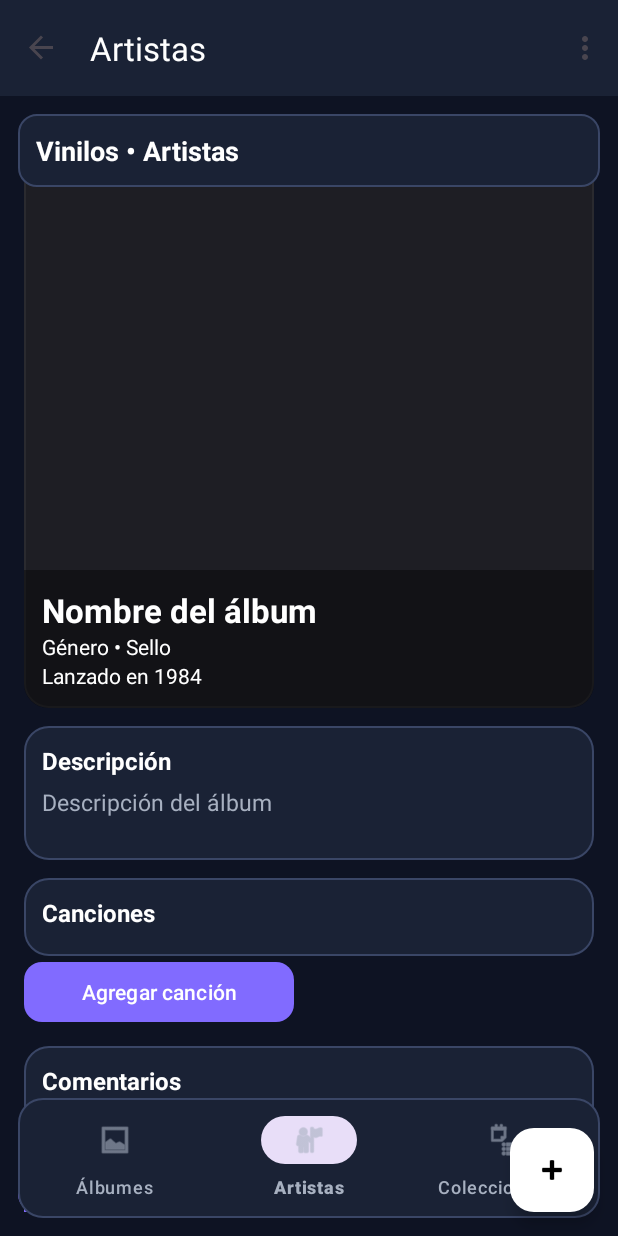
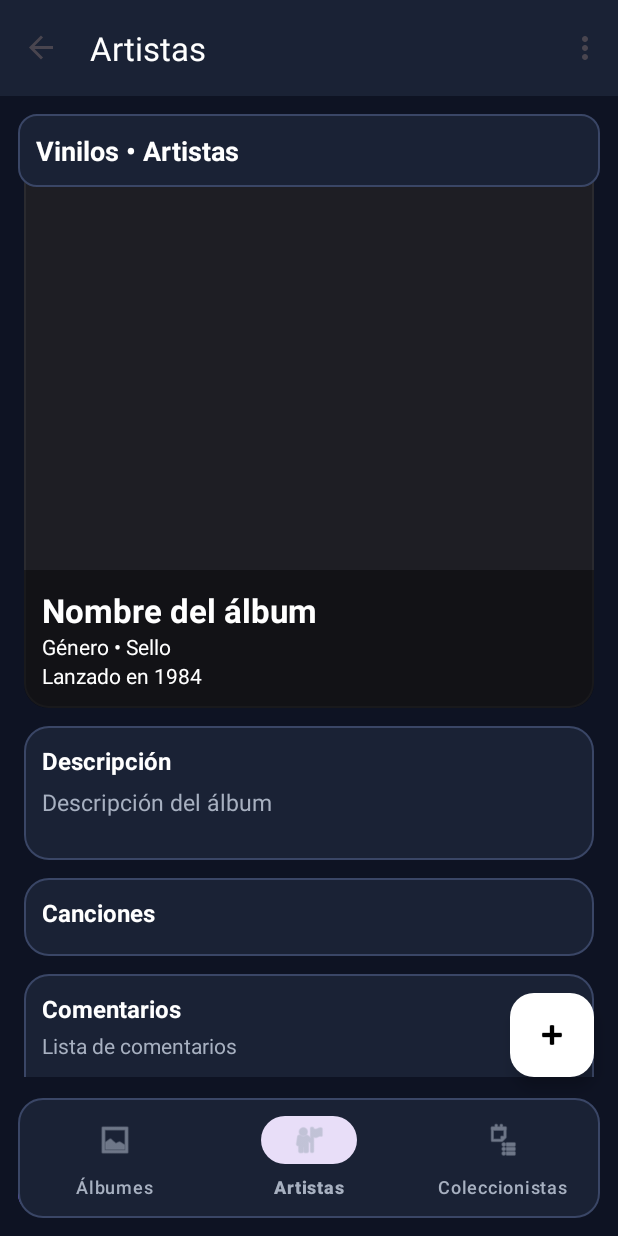
Before and after one commit to haroldVirguez/VINYLS-MOBILE, an Android app: the fragment AlbumDetailFragment placed in its activity, item 2 of the bottom bar chosen, on a phone screen of 412 x 824 dp. Run offline under Robolectric (Android 15) with nearby library versions, the light colour scheme and no system bars; our stand-ins replace navigation-ui; pictures from the network do not load; 3 statements that could not run were skipped.

Commit message:
Refactor UI: Implement floating action button menu for adding tracks and comments

```diff
--- a/app/src/main/java/com/team3/vinyls/MainActivity.kt
+++ b/app/src/main/java/com/team3/vinyls/MainActivity.kt
@@ -50,12 +50,6 @@ class MainActivity : AppCompatActivity() {
                 else -> false
             }
         }
-
-        binding.fab.setOnClickListener { view ->
-            Snackbar.make(view, "Replace with your own action", Snackbar.LENGTH_LONG)
-                .setAction("Action", null)
-                .setAnchorView(R.id.fab).show()
-        }
     }
 
     override fun onCreateOptionsMenu(menu: Menu): Boolean {
--- a/app/src/main/res/layout/activity_main.xml
+++ b/app/src/main/res/layout/activity_main.xml
@@ -23,15 +23,4 @@
 
     <include layout="@layout/content_main" />
 
-    <com.google.android.material.floatingactionbutton.FloatingActionButton
-        android:id="@+id/fab"
-        android:layout_width="wrap_content"
-        android:layout_height="wrap_content"
-        android:layout_gravity="bottom|end"
-        android:layout_marginEnd="@dimen/fab_margin"
-        android:layout_marginBottom="16dp"
-        app:backgroundTint="@color/white"
-        app:tint="@color/black"
-        app:srcCompat="@android:drawable/ic_input_add" />
-
 </androidx.coordinatorlayout.widget.CoordinatorLayout>
--- a/app/src/main/res/layout/fragment_album_detail.xml
+++ b/app/src/main/res/layout/fragment_album_detail.xml
@@ -1,6 +1,11 @@
 <?xml version="1.0" encoding="utf-8"?>
-<ScrollView xmlns:android="http://schemas.android.com/apk/res/android"
+<FrameLayout xmlns:android="http://schemas.android.com/apk/res/android"
     xmlns:app="http://schemas.android.com/apk/res-auto"
+    android:layout_width="match_parent"
+    android:layout_height="match_parent"
+    android:paddingBottom="90dp">
+
+    <ScrollView
         android:layout_width="match_parent"
         android:layout_height="match_parent"
         android:padding="16dp">
@@ -131,15 +136,6 @@
             </LinearLayout>
 
             <!-- Sección de comentarios -->
-        <com.google.android.material.button.MaterialButton
-            android:id="@+id/btnAddTrack"
-            android:layout_width="180dp"
-            android:layout_height="wrap_content"
-            android:text="Agregar canción"
-            android:textAllCaps="false"
-            app:backgroundTint="@color/accent_purple"
-            app:cornerRadius="12dp" />
-
             <LinearLayout
                 android:layout_width="match_parent"
                 android:layout_height="wrap_content"
@@ -167,14 +163,11 @@
                     android:textSize="14sp" />
             </LinearLayout>
 
-        <!-- Botón para agregar comentario -->
-        <com.google.android.material.button.MaterialButton
-            android:id="@+id/btnAddComment"
-            android:layout_width="180dp"
-            android:layout_height="wrap_content"
-            android:text="Agregar comentario"
-            android:textAllCaps="false"
-            app:backgroundTint="@color/accent_purple"
-            app:cornerRadius="12dp" />
         </LinearLayout>
     </ScrollView>
+
+    <include
+        layout="@layout/layout_fab_add"
+        android:layout_width="match_parent"
+        android:layout_height="match_parent"/>
+</FrameLayout>
--- /dev/null
+++ b/app/src/main/res/layout/layout_fab_add.xml
@@ -0,0 +1,20 @@
+<?xml version="1.0" encoding="utf-8"?>
+<androidx.constraintlayout.widget.ConstraintLayout
+    xmlns:android="http://schemas.android.com/apk/res/android"
+    xmlns:app="http://schemas.android.com/apk/res-auto"
+    android:layout_width="match_parent"
+    android:layout_height="match_parent">
+
+    <com.google.android.material.floatingactionbutton.FloatingActionButton
+        android:id="@+id/fabAddTrack"
+        android:layout_width="wrap_content"
+        android:layout_height="wrap_content"
+        android:layout_marginEnd="16dp"
+        android:layout_marginBottom="16dp"
+        app:backgroundTint="@color/white"
+        app:tint="@color/black"
+        app:srcCompat="@android:drawable/ic_input_add"
+        app:layout_constraintEnd_toEndOf="parent"
+        app:layout_constraintBottom_toBottomOf="parent" />
+
+</androidx.constraintlayout.widget.ConstraintLayout>
```
Also changed, not shown: app/src/main/java/com/team3/vinyls/ui/fragments/AlbumDetailFragment.kt (+42 -8 lines), app/src/main/res/layout/menu_fab_options.xml (added, +32 -0 lines). Lines whose indentation alone changed are shown as unchanged.
